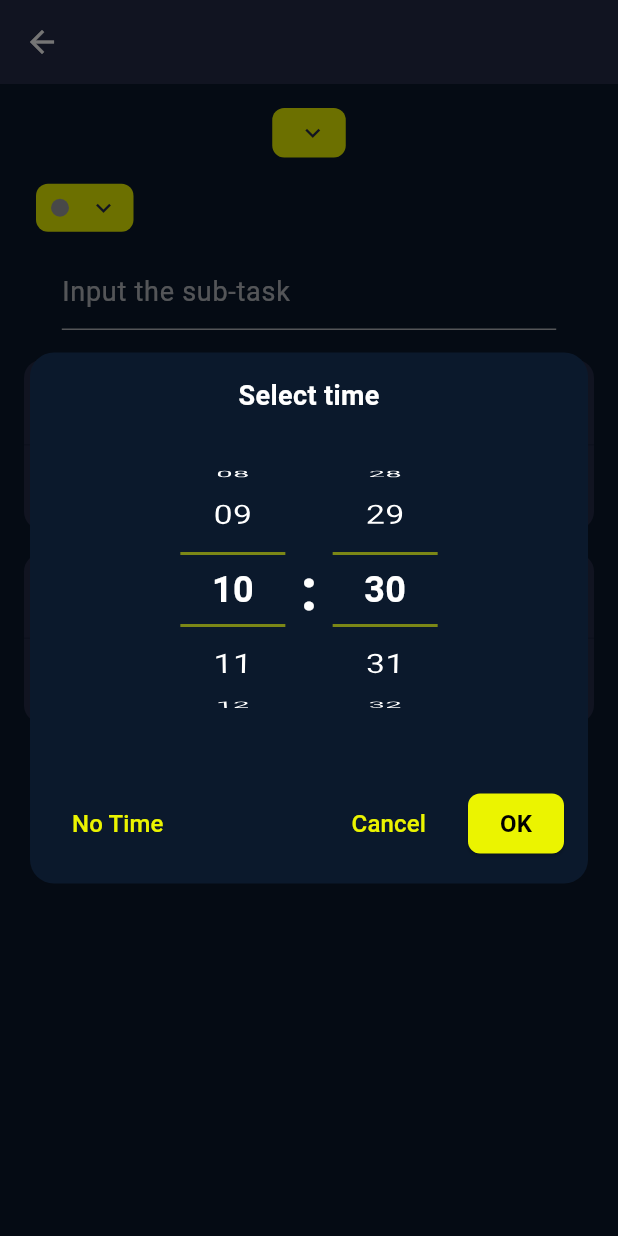
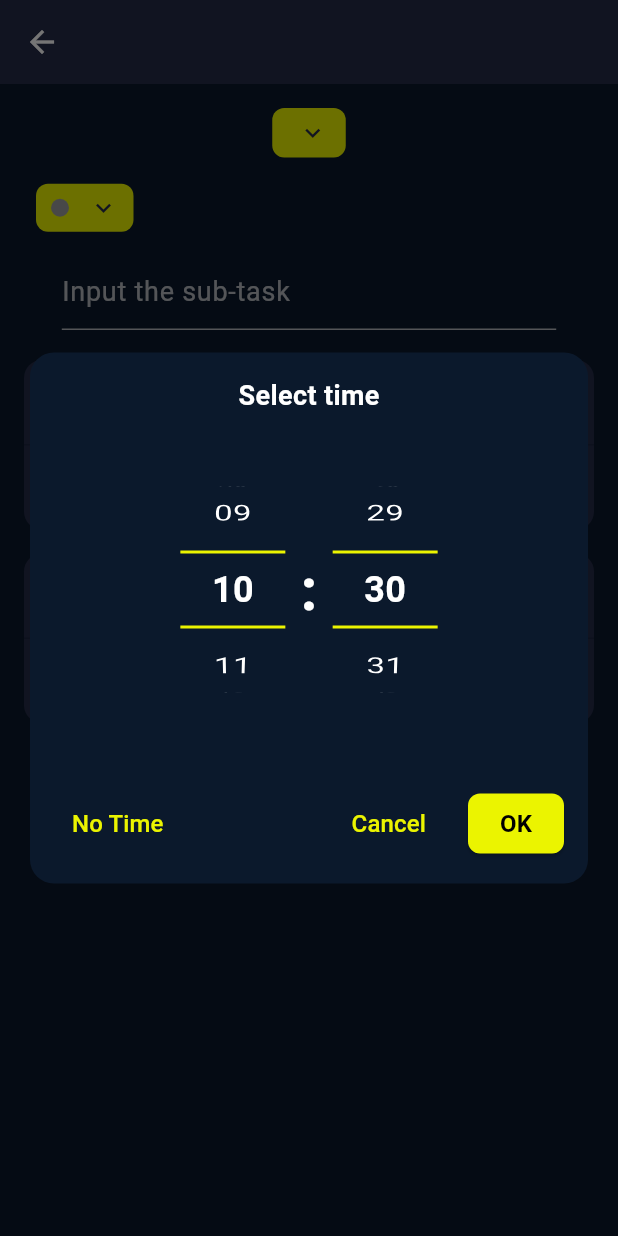
Before and after one commit to monsalman/flutter_todolist, a Flutter app: the TaskDetail screen opened directly with empty values, after a tap on "Add Subtask", after a tap on "Time", on a phone screen of 412 x 824 dp. Run offline on Flutter 3.47's test engine with Material 3 defaults, Android fonts, the phone set to English and light mode, and no system bars; our stand-ins replace flutter_dotenv, flutter_local_notifications, image_picker, supabase_flutter, table_calendar, timezone; accounts and stored records are empty.

Commit message:
add cirle mark at select date in page TaskDetail & TaskPage, and fix eror at time picker

```diff
--- a/lib/Page/TaskDetail.dart
+++ b/lib/Page/TaskDetail.dart
@@ -548,6 +548,7 @@ class _TaskDetailState extends State<TaskDetail> {
               isCurrentMonth: false,
               isSelected: false,
               onTap: () {},
+              currentMonth: DateTime(currentMonth.year, currentMonth.month - 1),
             ),
           );
         } else if (day > daysInMonth) {
@@ -559,6 +560,7 @@ class _TaskDetailState extends State<TaskDetail> {
               isCurrentMonth: false,
               isSelected: false,
               onTap: () {},
+              currentMonth: DateTime(currentMonth.year, currentMonth.month + 1),
             ),
           );
         } else {
@@ -574,6 +576,7 @@ class _TaskDetailState extends State<TaskDetail> {
               isCurrentMonth: true,
               isSelected: isSelected,
               onTap: () => onSelectDate(date),
+              currentMonth: currentMonth,
             ),
           );
         }
@@ -597,7 +600,14 @@ class _TaskDetailState extends State<TaskDetail> {
     required bool isCurrentMonth,
     required bool isSelected,
     required VoidCallback onTap,
+    required DateTime currentMonth,
   }) {
+    // Tambahkan pengecekan untuk hari ini
+    final now = DateTime.now();
+    final today = DateTime(now.year, now.month, now.day);
+    final currentDate = DateTime(currentMonth.year, currentMonth.month, day);
+    final isToday = today.isAtSameMomentAs(currentDate) && isCurrentMonth;
+
     return Expanded(
       child: AspectRatio(
         aspectRatio: 1,
@@ -608,6 +618,9 @@ class _TaskDetailState extends State<TaskDetail> {
             decoration: BoxDecoration(
               color: isSelected ? WarnaSecondary : Colors.transparent,
               shape: BoxShape.circle,
+              border: isToday && !isSelected
+                  ? Border.all(color: WarnaSecondary, width: 2)
+                  : null,
             ),
             child: Center(
               child: Text(
@@ -619,7 +632,9 @@ class _TaskDetailState extends State<TaskDetail> {
                           : Colors.white
                       : Colors.white.withOpacity(0.3),
                   fontSize: 16,
-                  fontWeight: isSelected ? FontWeight.bold : FontWeight.normal,
+                  fontWeight: isSelected || isToday
+                      ? FontWeight.bold
+                      : FontWeight.normal,
                 ),
               ),
             ),
@@ -918,24 +933,53 @@ class _TaskDetailState extends State<TaskDetail> {
         color: WarnaUtama,
         borderRadius: BorderRadius.circular(12),
       ),
+      child: ShaderMask(
+        shaderCallback: (Rect bounds) {
+          return LinearGradient(
+            begin: Alignment.topCenter,
+            end: Alignment.bottomCenter,
+            colors: [
+              WarnaUtama,
+              Colors.transparent,
+              Colors.transparent,
+              WarnaUtama,
+            ],
+            stops: [0.0, 0.15, 0.85, 1.0],
+          ).createShader(bounds);
+        },
+        blendMode: BlendMode.dstOut,
         child: Stack(
           children: [
-          // Spinner values
-          ListWheelScrollView.useDelegate(
+            // Divider lines with increased thickness
+            Positioned.fill(
+              child: Column(
+                mainAxisAlignment: MainAxisAlignment.center,
+                children: [
+                  Container(
+                      height: 2, color: WarnaSecondary), // Increased thickness
+                  SizedBox(height: 48),
+                  Container(
+                      height: 2, color: WarnaSecondary), // Increased thickness
+                ],
+              ),
+            ),
+            // Scrollable list
+            ListWheelScrollView(
+              controller:
+                  FixedExtentScrollController(initialItem: value - minValue),
+              physics: FixedExtentScrollPhysics(),
               itemExtent: 50,
               perspective: 0.005,
-            diameterRatio: 1.5,
-            physics: FixedExtentScrollPhysics(),
-            onSelectedItemChanged: (index) {
-              onChanged(index + minValue);
-            },
-            controller:
-                FixedExtentScrollController(initialItem: value - minValue),
-            childDelegate: ListWheelChildBuilderDelegate(
-              childCount: maxValue - minValue + 1,
-              builder: (context, index) {
+              diameterRatio: 1.2,
+              squeeze: 1.0,
+              onSelectedItemChanged: (index) => onChanged(index + minValue),
+              children: List<Widget>.generate(
+                maxValue - minValue + 1,
+                (index) {
                   final itemValue = index + minValue;
-                return Center(
+                  return Container(
+                    height: 50,
+                    alignment: Alignment.center,
                     child: Text(
                       format(itemValue),
                       style: TextStyle(
@@ -950,22 +994,8 @@ class _TaskDetailState extends State<TaskDetail> {
                 },
               ),
             ),
-
-          // Highlight overlay for selected value
-          Center(
-            child: Container(
-              height: 50,
-              decoration: BoxDecoration(
-                border: Border(
-                  top: BorderSide(
-                      color: WarnaSecondary.withOpacity(0.5), width: 2),
-                  bottom: BorderSide(
-                      color: WarnaSecondary.withOpacity(0.5), width: 2),
-                ),
-              ),
-            ),
-          ),
-        ],
+          ],
+        ),
       ),
     );
   }
```
Also changed, not shown: lib/Page/TaskPage.dart (+59 -27 lines). Lines whose indentation alone changed are shown as unchanged.
